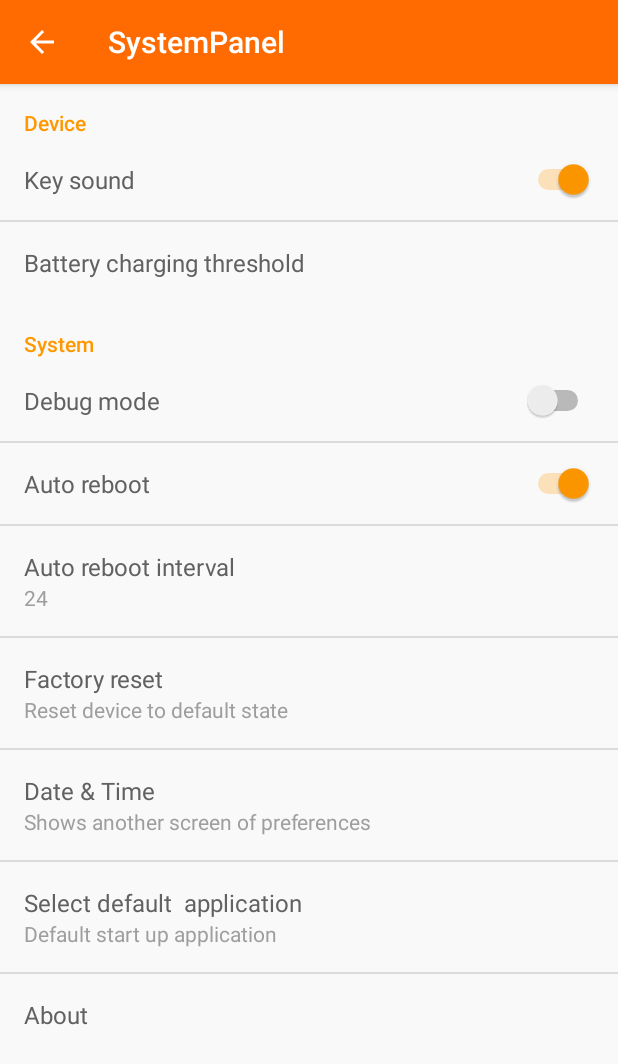
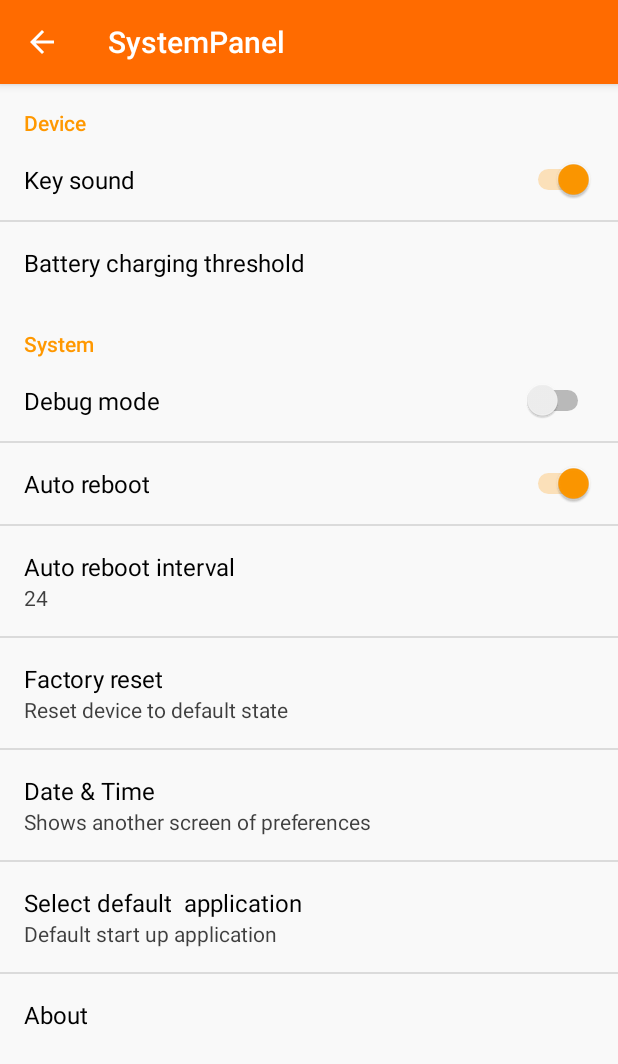
Before and after one commit to thinktsai/SystemPanel, an Android app: the screen it shows after launch (MainActivity), on a phone screen of 412 x 824 dp. Shown: the top 1064 px of the screen. Run offline under Robolectric (Android 15) with nearby library versions, the phone set to English and light mode, and no system bars.

Commit message:
add disabled text color

```diff
--- a/app/src/main/java/com/ctos/systempanel/AppsSelectionFragment.java
+++ b/app/src/main/java/com/ctos/systempanel/AppsSelectionFragment.java
@@ -52,6 +52,7 @@ public class AppsSelectionFragment extends Fragment {
     private ViewSwitcher viewSwitcher;
     private ListView grid;
     private AppAdapter appInfoAdapter;
+    private AppInfo mAppInfo = null;
 
     @Override
     public View onCreateView(LayoutInflater inflater, ViewGroup container, Bundle savedInstanceState) {
--- /dev/null
+++ b/app/src/main/res/color/primary_text_color_selector.xml
@@ -0,0 +1,6 @@
+<?xml version="1.0" encoding="utf-8"?>
+<selector xmlns:android="http://schemas.android.com/apk/res/android">
+    <item android:state_enabled="false" android:color="#80000000"/>
+    <item android:color="#FF000000"/>
+
+</selector>
--- /dev/null
+++ b/app/src/main/res/color/secondary_text_color_selector.xml
@@ -0,0 +1,6 @@
+<?xml version="1.0" encoding="utf-8"?>
+<selector xmlns:android="http://schemas.android.com/apk/res/android">
+    <item android:state_enabled="false" android:color="#80000000"/>
+    <item android:color="#C0000000"/>
+
+</selector>
--- a/app/src/main/res/values/styles.xml
+++ b/app/src/main/res/values/styles.xml
@@ -11,8 +11,8 @@
         <item name="android:windowBackground">@color/Light.GreyBackground</item>
 
         <item name="android:textColorPrimary">@color/Light.TextColor</item>
-        <item name="android:textColor">@color/Light.TextColor</item>
-        <item name="android:textColorSecondary">@color/Light.TextColorSec</item>
+        <item name="android:textColor">@color/primary_text_color_selector</item>
+        <item name="android:textColorSecondary">@color/secondary_text_color_selector</item>
     </style>
 
 </resources>
```
Also changed, not shown: 2 other files.
